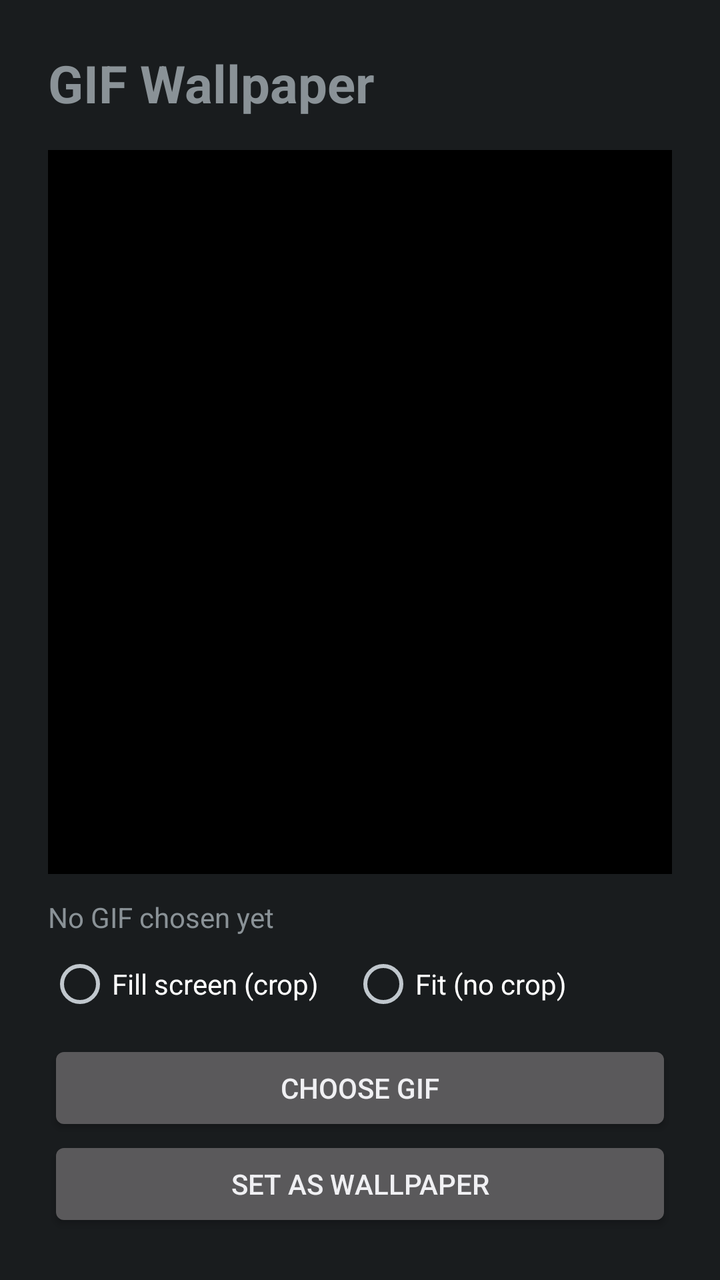
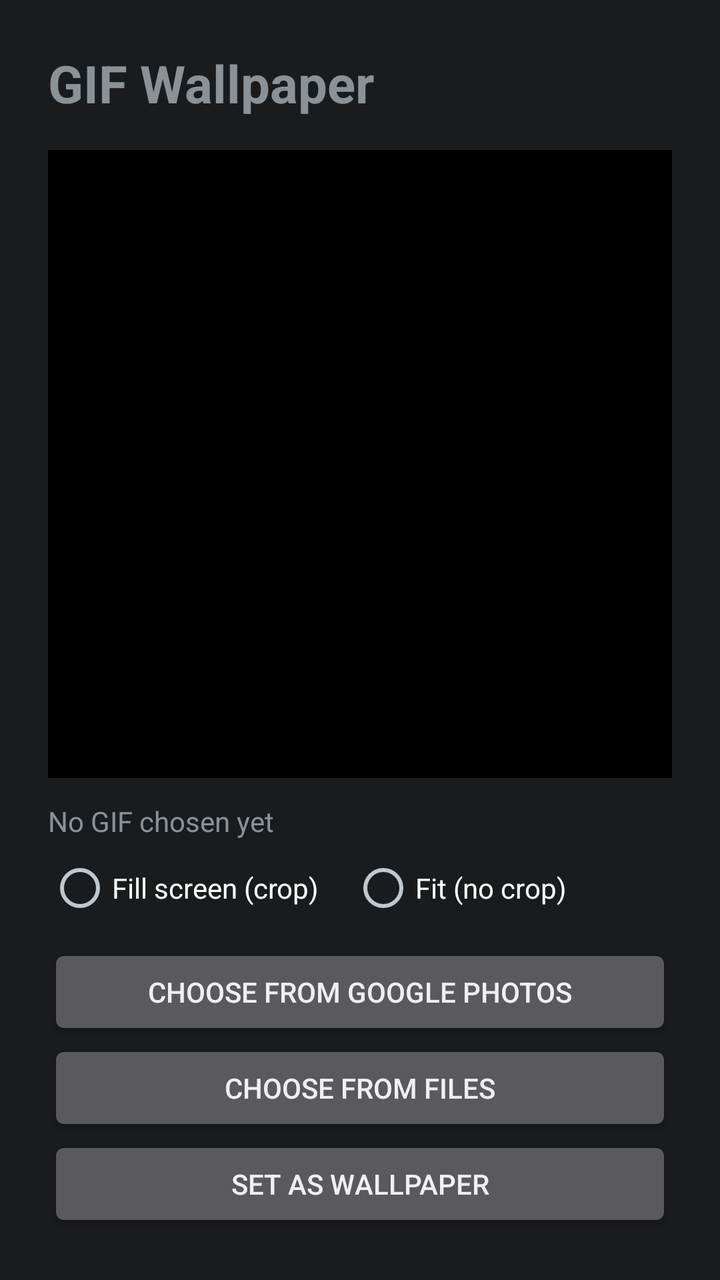

Compare the two renders of this Android layout. The source of the first and the diff that turns it into the second are given below.
<!-- AndroidManifest.xml: application theme android:Theme.DeviceDefault -->
<!-- res/layout/activity_main.xml -->
<?xml version="1.0" encoding="utf-8"?>
<LinearLayout xmlns:android="http://schemas.android.com/apk/res/android"
    android:layout_width="match_parent"
    android:layout_height="match_parent"
    android:orientation="vertical"
    android:padding="24dp"
    android:fitsSystemWindows="true">

    <TextView
        android:layout_width="wrap_content"
        android:layout_height="wrap_content"
        android:text="@string/app_name"
        android:textSize="26sp"
        android:textStyle="bold"
        android:layout_marginBottom="16dp" />

    <ImageView
        android:id="@+id/preview"
        android:layout_width="match_parent"
        android:layout_height="0dp"
        android:layout_weight="1"
        android:background="#000000"
        android:scaleType="fitCenter"
        android:contentDescription="Preview" />

    <TextView
        android:id="@+id/status"
        android:layout_width="match_parent"
        android:layout_height="wrap_content"
        android:layout_marginTop="12dp"
        android:text="No GIF chosen yet" />

    <RadioGroup
        android:id="@+id/scaleGroup"
        android:layout_width="match_parent"
        android:layout_height="wrap_content"
        android:orientation="horizontal"
        android:layout_marginTop="8dp">
        <RadioButton android:id="@+id/scaleFill" android:layout_width="wrap_content"
            android:layout_height="wrap_content" android:text="Fill screen (crop)" />
        <RadioButton android:id="@+id/scaleFit" android:layout_width="wrap_content"
            android:layout_height="wrap_content" android:layout_marginStart="16dp"
            android:text="Fit (no crop)" />
    </RadioGroup>

    <Button
        android:id="@+id/pickButton"
        android:layout_width="match_parent"
        android:layout_height="wrap_content"
        android:layout_marginTop="12dp"
        android:text="Choose GIF" />

    <Button
        android:id="@+id/setButton"
        android:layout_width="match_parent"
        android:layout_height="wrap_content"
        android:text="Set as wallpaper" />
</LinearLayout>
<!-- resources referenced by this layout -->
<resources>
  <string name="app_name">GIF Wallpaper</string>
</resources>

<!-- the commit's change to res/layout/activity_main.xml (unified diff, before → after) -->
@@ -44,11 +44,17 @@
     </RadioGroup>
 
     <Button
+        android:id="@+id/photosButton"
+        android:layout_width="match_parent"
+        android:layout_height="wrap_content"
+        android:layout_marginTop="12dp"
+        android:text="Choose from Google Photos" />
+
+    <Button
         android:id="@+id/pickButton"
         android:layout_width="match_parent"
         android:layout_height="wrap_content"
-        android:layout_marginTop="12dp"
-        android:text="Choose GIF" />
+        android:text="Choose from files" />
 
     <Button
         android:id="@+id/setButton"
